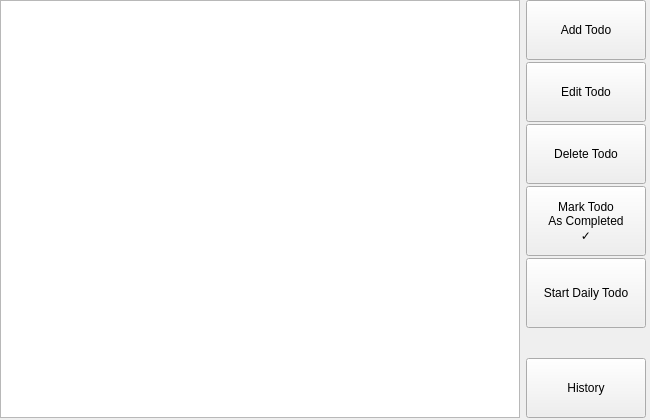
Old version of the form ui/listview.ui in the repository MakisEu/MyTodo.
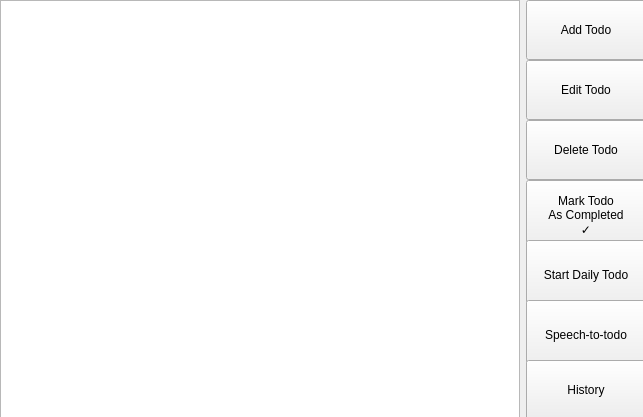
New version of the form.

Commit message: Added speech-to-todo button

Patch:
```diff
--- a/ui/listview.ui
+++ b/ui/listview.ui
@@ -6,8 +6,8 @@
    <rect>
     <x>0</x>
     <y>0</y>
-    <width>650</width>
-    <height>420</height>
+    <width>643</width>
+    <height>417</height>
    </rect>
   </property>
   <property name="windowTitle">
@@ -98,6 +98,19 @@
         </property>
        </widget>
       </item>
+      <item>
+       <widget class="QPushButton" name="asr_to_todo_button">
+        <property name="minimumSize">
+         <size>
+          <width>120</width>
+          <height>70</height>
+         </size>
+        </property>
+        <property name="text">
+         <string>Speech-to-todo</string>
+        </property>
+       </widget>
+      </item>
       <item>
        <spacer name="verticalSpacer">
         <property name="orientation">
```
The commit also changes 9 other files.
